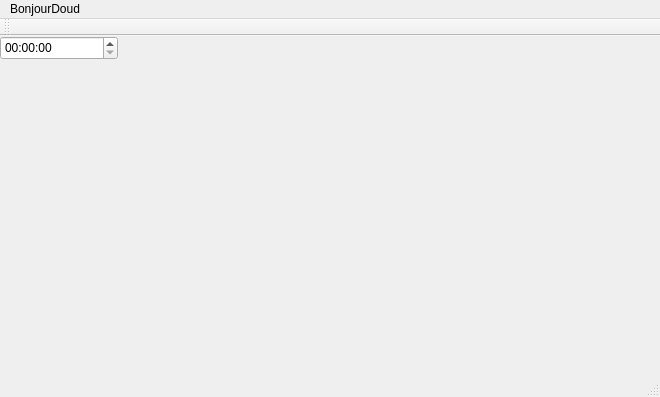
First picture: the form in qt/mainwindow.ui, repository Xisabla/AtilaCalculatorSoftware, before the edit.
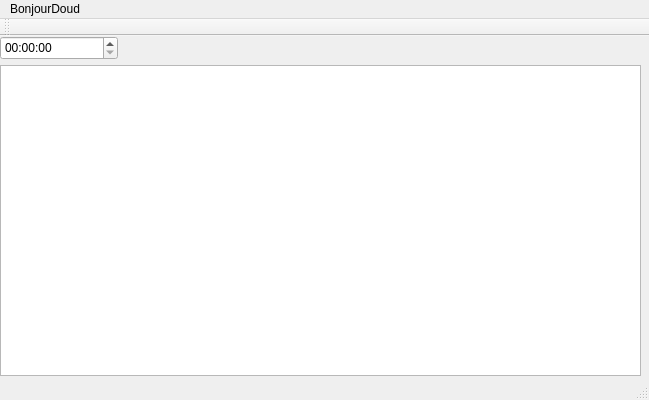
Second picture: the form after the edit.

```diff
--- a/qt/mainwindow.ui
+++ b/qt/mainwindow.ui
@@ -6,14 +6,17 @@
    <rect>
     <x>0</x>
     <y>0</y>
-    <width>660</width>
-    <height>397</height>
+    <width>649</width>
+    <height>400</height>
    </rect>
   </property>
   <property name="windowTitle">
    <string>MainWindow</string>
   </property>
   <widget class="QWidget" name="centralWidget">
+   <property name="autoFillBackground">
+    <bool>true</bool>
+   </property>
    <widget class="QTimeEdit" name="timeEdit">
     <property name="geometry">
      <rect>
@@ -27,13 +30,46 @@
      <bool>true</bool>
     </property>
    </widget>
+   <widget class="QScrollArea" name="scrollArea">
+    <property name="geometry">
+     <rect>
+      <x>0</x>
+      <y>29</y>
+      <width>641</width>
+      <height>311</height>
+     </rect>
+    </property>
+    <property name="widgetResizable">
+     <bool>true</bool>
+    </property>
+    <widget class="QWidget" name="scrollAreaWidgetContents">
+     <property name="geometry">
+      <rect>
+       <x>0</x>
+       <y>0</y>
+       <width>639</width>
+       <height>309</height>
+      </rect>
+     </property>
+     <widget class="QTextEdit" name="textEdit">
+      <property name="geometry">
+       <rect>
+        <x>-7</x>
+        <y>-1</y>
+        <width>651</width>
+        <height>311</height>
+       </rect>
+      </property>
+     </widget>
+    </widget>
+   </widget>
   </widget>
   <widget class="QMenuBar" name="menuBar">
    <property name="geometry">
     <rect>
      <x>0</x>
      <y>0</y>
-     <width>660</width>
+     <width>649</width>
      <height>20</height>
     </rect>
    </property>
```
